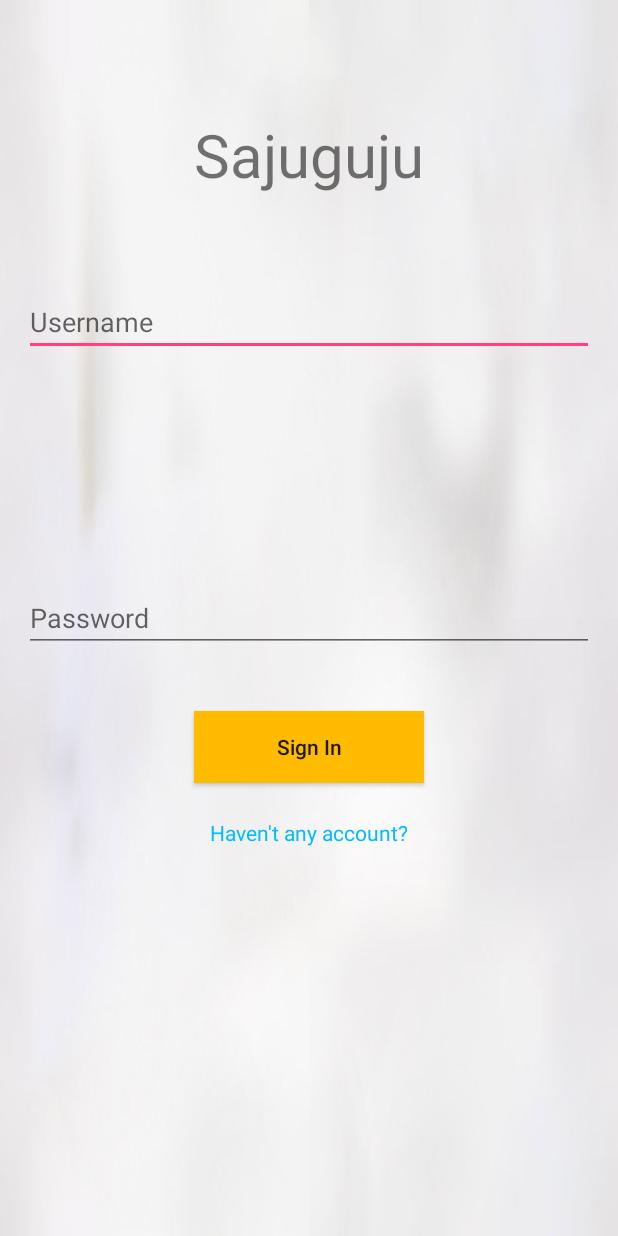
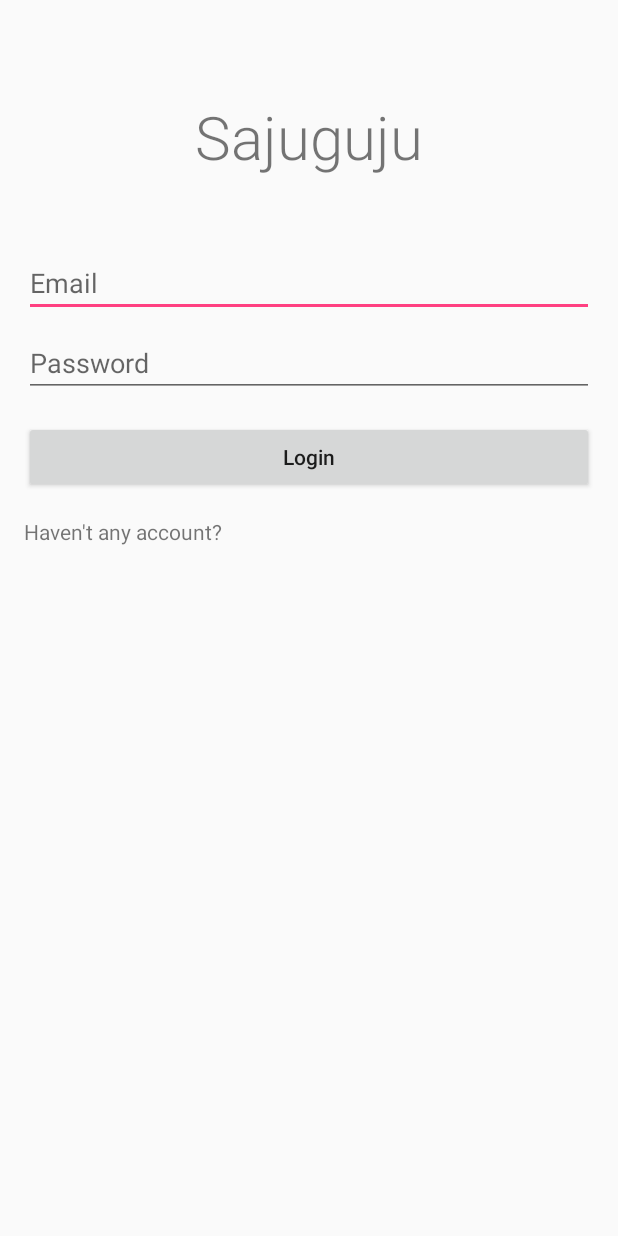
Before and after one commit to wooZy-The-Team/Sajuguju, an Android app: the screen it shows after launch (LoginScreen before the commit, LoginActivity after it), on a phone screen of 412 x 824 dp. Run offline under Robolectric (Android 15) with nearby library versions, the phone set to English and light mode, and no system bars; our stand-ins replace Volley.

Commit message:
Loging and Logout Solved :) Happy coding...
Hate thread :(

```diff
--- a/app/build.gradle
+++ b/app/build.gradle
@@ -20,9 +20,9 @@ android {
 }
 
 dependencies {
-    compile fileTree(dir: 'libs', include: ['*.jar'])
+    compile fileTree(include: ['*.jar'], dir: 'libs')
     testCompile 'junit:junit:4.12'
     compile 'com.android.support:appcompat-v7:23.0.1'
     compile 'com.android.support:design:23.0.1'
-    compile 'com.mcxiaoke.volley:library:1.0.+'
+    compile 'com.mcxiaoke.volley:library:1.0.19'
 }
--- /dev/null
+++ b/app/src/main/java/rm/woozy/com/sajuguju/Application/MyApplication.java
@@ -0,0 +1,25 @@
+package rm.woozy.com.sajuguju.Application;
+
+import android.app.Application;
+import android.content.Context;
+
+/**
+ * Created by Md. Abdur Rahim on 14-Nov-15.
+ */
+public class MyApplication extends Application{
+    private static MyApplication instance;
+
+    public static MyApplication getInstance(){
+        return  instance;
+    }
+
+    public Context getContext(){
+        return instance.getApplicationContext();
+    }
+
+    @Override
+    public void onCreate() {
+        super.onCreate();
+        instance = this;
+    }
+}
--- a/app/src/main/java/rm/woozy/com/sajuguju/LoginScreen.java
+++ /dev/null
@@ -1,35 +0,0 @@
-package rm.woozy.com.sajuguju;
-
-import android.content.Intent;
-import android.support.v7.app.AppCompatActivity;
-import android.os.Bundle;
-import android.view.View;
-import android.widget.Button;
-import android.widget.EditText;
-
-public class LoginScreen extends AppCompatActivity {
-
-    @Override
-    protected void onCreate(Bundle savedInstanceState) {
-        super.onCreate(savedInstanceState);
-        setContentView(R.layout.activity_login_screen);
-
-        Button loginbutton = (Button) findViewById(R.id.loginButton);
-        loginbutton.setOnClickListener(new View.OnClickListener() {
-            @Override
-            public void onClick(View v) {
-                Intent intent = new Intent(LoginScreen.this, MainActivity.class);
-                startActivity(intent);
-                finish();
-            }
-        });
-
-        // Comment by moon
-    }
-
-    public void signIn(View view){
-        Intent intent = new Intent(LoginScreen.this, MainActivity.class);
-        startActivity(intent);
-        finish();
-    }
-}
--- /dev/null
+++ b/app/src/main/java/rm/woozy/com/sajuguju/Preference/SharedPref.java
@@ -0,0 +1,72 @@
+package rm.woozy.com.sajuguju.Preference;
+
+import android.content.Context;
+import android.content.Intent;
+import android.content.SharedPreferences;
+import android.util.Log;
+
+import org.json.JSONException;
+import org.json.JSONObject;
+
+import rm.woozy.com.sajuguju.MainActivity;
+import rm.woozy.com.sajuguju.Others.Constants;
+
+/**
+ * Created by Md. Abdur Rahim on 19-Nov-15.
+ */
+public class SharedPref {
+    SharedPreferences sharedPreference;
+    Context context;
+
+    public SharedPref(Context context) {
+        this.context = context;
+        sharedPreference = context.getSharedPreferences(Constants.SHARED_PREF_NAME, Context.MODE_PRIVATE);
+
+    }
+
+    public boolean saveToSharedPreference(JSONObject response, String temp_token) {
+        if (response != null) {
+            try {
+                String firstName = response.getString(Constants.FIRST_NAME).toString();
+                String lastName = response.getString(Constants.LAST_NAME).toString();
+                String email = response.getString(Constants.EMAIL).toString();
+                String address = response.getString(Constants.ADDRESS).toString();
+                String userId = response.getString(Constants.USER_ID).toString();
+                String contactNo = response.getString(Constants.CONTACT_NO).toString();
+                String fullName = firstName + " " + lastName;
+
+                SharedPreferences.Editor editor = sharedPreference.edit();
+                editor.putString(Constants.SHARED_FULL_NAME, fullName);
+                editor.putString(Constants.SHARED_EMAIL, email);
+                editor.putString(Constants.SHARED_ADDRESS, address);
+                editor.putString(Constants.SHARED_USER_ID, userId);
+                editor.putString(Constants.SHARED_CONTACT_NO, contactNo);
+                editor.putString(Constants.SHARED_TOKEN, temp_token);
+                editor.commit();
+                return true;
+            } catch (JSONException e) {
+                Log.d("MyApp", e.toString());
+                return false;
+            }
+        } else {
+            Log.d("MyApp", "Not Saved to shared Pref");
+            return false;
+        }
+    }
+
+    public boolean isLogin(){
+        boolean available = false;
+        String token = sharedPreference.getString(Constants.SHARED_TOKEN, "");
+        if(token!=""){
+            available = true;
+        }
+        return available;
+    }
+
+    public boolean logout(){
+        SharedPreferences.Editor editor = sharedPreference.edit();
+        editor.clear();
+        editor.commit();
+        return true;
+    }
+}
--- a/app/src/main/java/rm/woozy/com/sajuguju/SplashScreen.java
+++ b/app/src/main/java/rm/woozy/com/sajuguju/SplashScreen.java
@@ -3,6 +3,8 @@ package rm.woozy.com.sajuguju;
 import android.content.Intent;
 import android.support.v7.app.AppCompatActivity;
 import android.os.Bundle;
+
+import rm.woozy.com.sajuguju.Preference.SharedPref;
 
 public class SplashScreen extends AppCompatActivity {
 
@@ -15,9 +17,17 @@ public class SplashScreen extends AppCompatActivity {
             public void run(){
                 try {
                     sleep(2000);
-                    Intent intent = new Intent(SplashScreen.this , LoginScreen.class);
-                    startActivity(intent);
-                    finish();
+                    SharedPref pref = new SharedPref(SplashScreen.this);
+                    if(pref.isLogin()){
+                        Intent intent = new Intent(SplashScreen.this , MainActivity.class);
+                        startActivity(intent);
+                        finish();
+                    }else{
+                        Intent intent = new Intent(SplashScreen.this , LoginActivity.class);
+                        startActivity(intent);
+                        finish();
+                    }
+
                 } catch (InterruptedException e) {
                     e.printStackTrace();
                 }
--- /dev/null
+++ b/app/src/main/res/layout/activity_login.xml
@@ -0,0 +1,64 @@
+<?xml version="1.0" encoding="utf-8"?>
+<RelativeLayout xmlns:android="http://schemas.android.com/apk/res/android"
+    xmlns:tools="http://schemas.android.com/tools"
+    android:layout_width="match_parent"
+    android:layout_height="match_parent"
+    android:padding="@dimen/activity_vertical_margin"
+    tools:context="rm.woozy.com.sajuguju.LoginActivity">
+
+
+    <!--<ImageView-->
+    <!--android:layout_width="match_parent"-->
+    <!--android:layout_height="match_parent"-->
+    <!--android:src="@drawable/login"-->
+    <!--android:scaleType="centerCrop"/>-->
+
+    <LinearLayout
+        android:layout_width="match_parent"
+        android:layout_height="wrap_content"
+        android:orientation="vertical"
+        android:layout_marginTop="48dp">
+
+        <TextView
+            android:id="@+id/text"
+            android:layout_width="match_parent"
+            android:layout_height="wrap_content"
+            android:text="@string/app_name"
+            android:gravity="center_horizontal"
+            android:fontFamily="sans-serif-light"
+            android:textSize="40sp"
+            android:layout_marginBottom="48dp"/>
+
+        <EditText
+            android:id="@+id/email"
+            android:layout_width="match_parent"
+            android:layout_height="wrap_content"
+            android:hint="Email"
+            android:inputType="textEmailAddress"/>
+
+        <EditText
+            android:id="@+id/password"
+            android:layout_width="match_parent"
+            android:layout_height="wrap_content"
+            android:hint="Password"
+            android:inputType="textPassword"
+            android:layout_marginTop="8dp"/>
+
+        <Button
+            android:id="@+id/loginButton"
+            android:layout_width="match_parent"
+            android:layout_height="wrap_content"
+            android:layout_marginTop="16dp"
+            android:layout_gravity="center_horizontal"
+            android:text="Login"
+            android:textAllCaps="false"/>
+
+        <TextView
+            android:layout_width="wrap_content"
+            android:layout_height="wrap_content"
+            android:layout_marginTop="16dp"
+            android:clickable="true"
+            android:text="Haven't any account?" />
+    </LinearLayout>
+
+</RelativeLayout>
--- a/app/src/main/res/layout/activity_login_screen.xml
+++ /dev/null
@@ -1,70 +0,0 @@
-<?xml version="1.0" encoding="utf-8"?>
-<RelativeLayout xmlns:android="http://schemas.android.com/apk/res/android"
-    xmlns:tools="http://schemas.android.com/tools" android:layout_width="match_parent"
-    android:layout_height="match_parent" android:paddingLeft="@dimen/activity_horizontal_margin"
-    android:paddingRight="@dimen/activity_horizontal_margin"
-    android:paddingTop="@dimen/activity_vertical_margin"
-    android:paddingBottom="@dimen/activity_vertical_margin"
-    tools:context="rm.woozy.com.sajuguju.LoginScreen"
-    android:background="@drawable/login"
-    >
-
-        <TextView
-            android:id="@+id/text"
-            android:layout_width="wrap_content"
-            android:layout_height="wrap_content"
-            android:layout_alignParentTop="true"
-            android:layout_centerHorizontal="true"
-            android:layout_marginTop="60dp"
-            android:text="@string/app_name"
-            android:textSize="40dp" />
-
-        <EditText
-            android:id="@+id/username"
-            android:layout_width="match_parent"
-            android:layout_height="wrap_content"
-            android:layout_alignParentEnd="true"
-            android:layout_alignParentRight="true"
-            android:layout_below="@+id/text"
-            android:layout_marginTop="62dp"
-            android:hint="Username" />
-
-        <EditText
-            android:id="@+id/password"
-            android:layout_width="match_parent"
-            android:layout_height="wrap_content"
-            android:layout_alignParentLeft="true"
-            android:layout_alignParentStart="true"
-            android:layout_centerVertical="true"
-            android:hint="Password" />
-
-        <Button
-            android:id="@+id/loginButton"
-            android:layout_width="wrap_content"
-            android:layout_height="wrap_content"
-            android:layout_alignEnd="@+id/text"
-            android:layout_alignLeft="@+id/text"
-            android:layout_alignRight="@+id/text"
-            android:layout_alignStart="@+id/text"
-            android:layout_below="@+id/password"
-            android:layout_marginTop="39dp"
-            android:background="#ffbb00"
-            android:onClick="signIn"
-            android:text="Sign In"
-            android:textAllCaps="false" />
-
-        <TextView
-            android:layout_width="wrap_content"
-            android:layout_height="wrap_content"
-            android:layout_below="@+id/loginButton"
-            android:layout_centerHorizontal="true"
-            android:layout_marginTop="23dp"
-            android:clickable="true"
-            android:onClick="newAccount"
-            android:text="Haven't any account?"
-            android:textColor="#00bbff" />
-
-
-
-
-</RelativeLayout>
--- a/app/src/main/res/values/styles.xml
+++ b/app/src/main/res/values/styles.xml
@@ -6,7 +6,9 @@
         <item name="colorPrimary">@color/colorPrimary</item>
         <item name="colorPrimaryDark">@color/colorPrimaryDark</item>
         <item name="colorAccent">@color/colorAccent</item>
+        <item name="titleTextColor">@android:color/white</item>
     </style>
+
     <style name="AppTheme.AppBarOverlay" parent="ThemeOverlay.AppCompat.Dark.ActionBar" />
     <style name="AppTheme.PopupOverlay" parent="ThemeOverlay.AppCompat.Light" />
 
```
Also changed, not shown: app/src/main/AndroidManifest.xml (+13 -11 lines), app/src/main/java/rm/woozy/com/sajuguju/LoginActivity.java (added, +183 -0 lines), app/src/main/java/rm/woozy/com/sajuguju/MainActivity.java (+10 -10 lines), app/src/main/java/rm/woozy/com/sajuguju/Network/Singletone.java (added, +29 -0 lines), app/src/main/java/rm/woozy/com/sajuguju/Others/Constants.java (added, +30 -0 lines), app/src/main/res/drawable/shadow.xml (added, +20 -0 lines), 2 other files.
